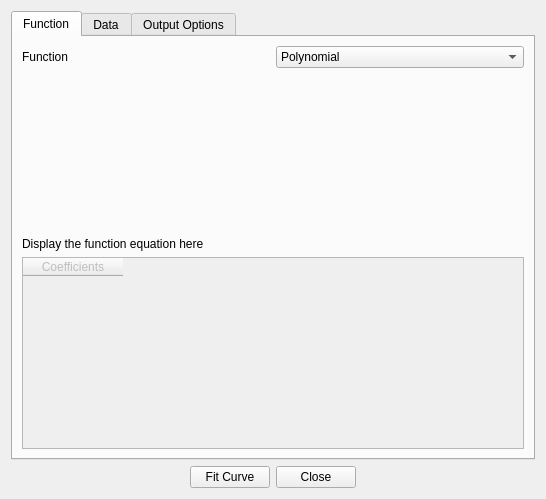
This is src/ui/Ui_CurveFitting.ui in bbreslauer/PySciPlot as Qt 5 draws it before an edit. The edited form follows.
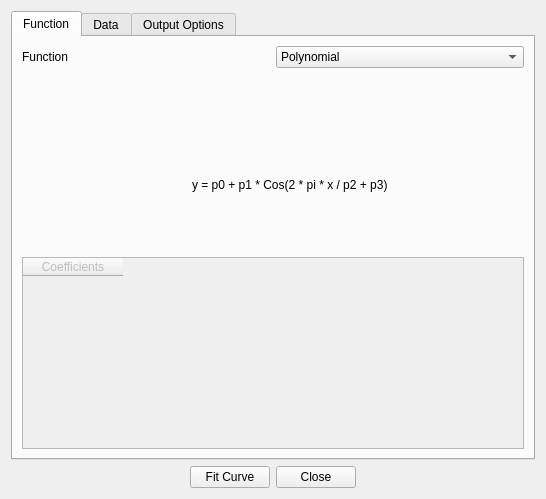
This is the edited form. The open tabs and pages were chosen to show the change. Custom widgets are drawn as their Qt base class.

Commit message: Added sine/cosine fitting. Created a generic least squares fitting function, that just requires you to pass in a lambda function specifying what to fit to (#42). This does not fully function, however, as it is really necessary to get initial parameter guesses working. The current fit uses some parameters that work for the data I am testing with, but they will not work in general. Until then, sine fitting is basically broken (#45).

```diff
--- a/src/ui/Ui_CurveFitting.ui
+++ b/src/ui/Ui_CurveFitting.ui
@@ -71,7 +71,21 @@
            </item>
           </layout>
          </widget>
-         <widget class="QWidget" name="page_2"/>
+         <widget class="QWidget" name="page_2">
+          <widget class="QLabel" name="label_9">
+           <property name="geometry">
+            <rect>
+             <x>170</x>
+             <y>90</y>
+             <width>221</width>
+             <height>41</height>
+            </rect>
+           </property>
+           <property name="text">
+            <string>y = p0 + p1 * Cos(2 * pi * x / p2 + p3)</string>
+           </property>
+          </widget>
+         </widget>
         </widget>
        </item>
        <item row="3" column="0" colspan="2">
@@ -86,13 +100,6 @@
          </column>
         </widget>
        </item>
-       <item row="2" column="0" colspan="2">
-        <widget class="QLabel" name="label_14">
-         <property name="text">
-          <string>Display the function equation here</string>
-         </property>
-        </widget>
-       </item>
       </layout>
      </widget>
      <widget class="QWidget" name="tabData">
```
Left out of the diff: 11 changed lines with no effect on the pictures. The commit also changes 2 other files.
